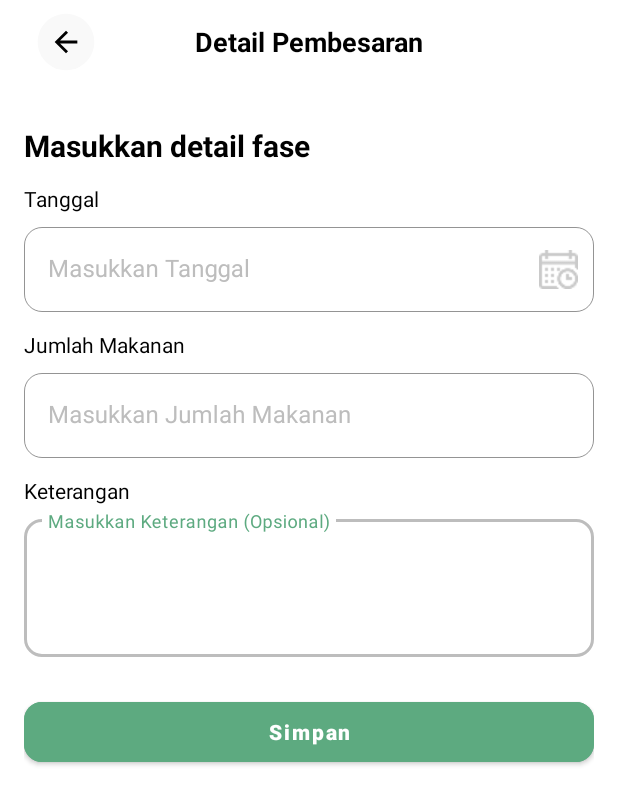
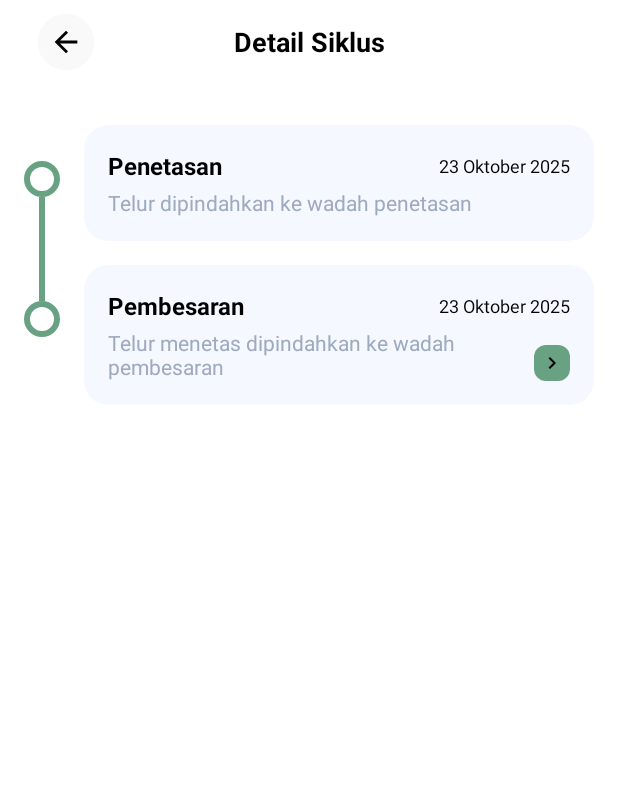
Before and after one commit to Haikalimanf/WeGot, an Android app: the layout activity_detail_siklus.xml on its own in the app's theme, with its tools: preview values and no code run, on a phone screen of 412 x 824 dp. Shown: the top 805 px of the screen. Run offline under Robolectric (Android 15) with nearby library versions, the phone set to English and light mode, and no system bars.

Commit message:
feat: add timeline view to detail siklus and create tambah riwayat screen

```diff
--- a/app/build.gradle.kts
+++ b/app/build.gradle.kts
@@ -54,8 +54,9 @@ dependencies {
     //SplashScreen
     implementation(libs.androidx.core.splashscreen)
 
-    //material (ui)
-    implementation("com.google.android.material:material:1.13.0")
+    //TimeLineView
+    implementation(libs.timelineview)
+
 
     implementation(libs.androidx.legacy.support.v4)
     implementation(libs.androidx.fragment.ktx)
--- a/app/src/main/java/com/codelabs/wegot/ui/prediksi/tambah_fase/DetailSiklusActivity.kt
+++ b/app/src/main/java/com/codelabs/wegot/ui/prediksi/tambah_fase/TambahFaseActivity.kt
@@ -7,11 +7,11 @@ import androidx.core.view.ViewCompat
 import androidx.core.view.WindowInsetsCompat
 import com.codelabs.wegot.R
 
-class DetailSiklusActivity : AppCompatActivity() {
+class TambahFaseActivity : AppCompatActivity() {
     override fun onCreate(savedInstanceState: Bundle?) {
         super.onCreate(savedInstanceState)
         enableEdgeToEdge()
-        setContentView(R.layout.activity_detail_siklus)
+        setContentView(R.layout.activity_tambah_fase)
         ViewCompat.setOnApplyWindowInsetsListener(findViewById(R.id.main)) { v, insets ->
             val systemBars = insets.getInsets(WindowInsetsCompat.Type.systemBars())
             v.setPadding(systemBars.left, systemBars.top, systemBars.right, systemBars.bottom)
--- /dev/null
+++ b/app/src/main/res/drawable/ic_arrow_right.xml
@@ -0,0 +1,10 @@
+<vector xmlns:android="http://schemas.android.com/apk/res/android"
+    android:width="24dp"
+    android:height="24dp"
+    android:viewportWidth="24"
+    android:viewportHeight="24">
+
+    <path
+        android:fillColor="@color/black"
+        android:pathData="M8.59,16.59L10,18l6,-6 -6,-6 -1.41,1.41L13.17,12l-4.58,4.59z" />
+</vector>
--- /dev/null
+++ b/app/src/main/res/drawable/rounded_rectangle_bg.xml
@@ -0,0 +1,5 @@
+<?xml version="1.0" encoding="utf-8"?>
+<shape xmlns:android="http://schemas.android.com/apk/res/android"
+    android:shape="rectangle">
+    <solid android:color="#69A283" />
+    <corners android:radius="8dp" /> </shape>
--- /dev/null
+++ b/app/src/main/res/drawable/timeline_circle_connector.xml
@@ -0,0 +1,11 @@
+<?xml version="1.0" encoding="utf-8"?>
+<shape xmlns:android="http://schemas.android.com/apk/res/android"
+    android:shape="oval">
+
+    <stroke
+        android:width="4dp"
+        android:color="#69A283" />
+
+    <solid android:color="@android:color/transparent" />
+
+</shape>
--- a/app/src/main/res/layout/activity_detail_siklus.xml
+++ b/app/src/main/res/layout/activity_detail_siklus.xml
@@ -1,20 +1,18 @@
 <?xml version="1.0" encoding="utf-8"?>
-<androidx.constraintlayout.widget.ConstraintLayout xmlns:android="http://schemas.android.com/apk/res/android"
+<androidx.constraintlayout.widget.ConstraintLayout
+    xmlns:android="http://schemas.android.com/apk/res/android"
     xmlns:app="http://schemas.android.com/apk/res-auto"
-    xmlns:tools="http://schemas.android.com/tools"
-    android:id="@+id/main"
     android:layout_width="match_parent"
     android:layout_height="match_parent"
     android:layout_marginStart="@dimen/dimen_margin_16"
-    android:layout_marginEnd="@dimen/dimen_margin_16"
-    tools:context=".ui.prediksi.tambah_fase.DetailSiklusActivity">
+    android:layout_marginEnd="@dimen/dimen_margin_16">
 
     <com.google.android.material.appbar.MaterialToolbar
         android:id="@+id/topAppBar"
         android:layout_width="match_parent"
         android:layout_height="wrap_content"
         app:navigationIcon="@drawable/ic_arrow_back"
-        app:title="Detail Pembesaran"
+        app:title="Detail Siklus"
         app:titleTextColor="@color/black"
         app:titleCentered="true"
         app:titleTextAppearance="@style/ToolbarTitleStyle"
@@ -22,147 +20,154 @@
         app:layout_constraintStart_toStartOf="parent"
         app:layout_constraintEnd_toEndOf="parent"/>
 
-    <androidx.appcompat.widget.AppCompatTextView
-        android:id="@+id/tvTitle"
-        android:layout_width="match_parent"
+
+    <com.google.android.material.card.MaterialCardView
+        android:id="@+id/card_penetasan"
+        android:layout_width="0dp"
         android:layout_height="wrap_content"
-        android:text="Masukkan detail fase"
-        android:textStyle="bold"
-        android:textColor="@color/black"
-        android:textSize="20sp"
+        android:layout_marginStart="16dp"
         android:layout_marginTop="27dp"
-        app:layout_constraintTop_toBottomOf="@id/topAppBar"
-        app:layout_constraintStart_toStartOf="parent"
-        app:layout_constraintEnd_toEndOf="parent"/>
+        app:cardCornerRadius="16dp"
+        app:cardElevation="0dp"
+        app:cardBackgroundColor="@color/gray_light"
+        app:layout_constraintEnd_toEndOf="parent"
+        app:layout_constraintStart_toEndOf="@id/circle_top"
+        app:layout_constraintTop_toBottomOf="@id/topAppBar">
 
-    <androidx.appcompat.widget.AppCompatTextView
-        android:id="@+id/tvTanggal"
-        android:layout_width="match_parent"
-        android:layout_height="wrap_content"
-        android:text="Tanggal"
-        android:textSize="14sp"
-        android:textColor="@color/black"
-        android:layout_marginTop="@dimen/dimen_margin_12"
-        app:layout_constraintTop_toBottomOf="@id/tvTitle"/>
-
-    <com.google.android.material.textfield.TextInputLayout
-        android:id="@+id/edtTanggalPembesaran"
-        android:layout_width="match_parent"
-        android:layout_height="wrap_content"
-        android:hint="Masukkan Tanggal"
-        android:layout_marginTop="4dp"
-        android:elevation="0dp"
-        style="@style/Widget.MaterialComponents.TextInputLayout.OutlinedBox"
-        app:boxCornerRadiusTopStart="12dp"
-        app:boxCornerRadiusTopEnd="12dp"
-        app:boxCornerRadiusBottomStart="12dp"
-        app:boxCornerRadiusBottomEnd="12dp"
-        app:boxStrokeColor="@color/gray"
-        android:textColorHint="@color/gray"
-        app:boxStrokeWidth="0.2dp"
-        app:endIconDrawable="@drawable/ic_calendar"
-        app:endIconMode="custom"
-        app:layout_constraintStart_toStartOf="parent"
-        app:layout_constraintEnd_toEndOf="parent"
-        app:layout_constraintTop_toBottomOf="@id/tvTanggal">
-
-        <com.google.android.material.textfield.TextInputEditText
-            android:id="@+id/inputTanggalPembesaran"
+        <androidx.constraintlayout.widget.ConstraintLayout
             android:layout_width="match_parent"
             android:layout_height="wrap_content"
-            android:focusable="false"
-            android:inputType="none" />
-    </com.google.android.material.textfield.TextInputLayout>
+            android:padding="@dimen/dimen_padding_16">
 
-    <androidx.appcompat.widget.AppCompatTextView
-        android:id="@+id/tvJumlahMakan"
-        android:layout_width="match_parent"
+            <TextView
+                android:id="@+id/title_penetasan"
+                android:layout_width="wrap_content"
+                android:layout_height="wrap_content"
+                android:text="Penetasan"
+                android:textColor="@color/black"
+                android:textSize="16sp"
+                android:textStyle="bold"
+                app:layout_constraintStart_toStartOf="parent"
+                app:layout_constraintTop_toTopOf="parent" />
+
+            <TextView
+                android:id="@+id/date_penetasan"
+                android:layout_width="wrap_content"
+                android:layout_height="wrap_content"
+                android:text="23 Oktober 2025"
+                android:textColor="@color/black"
+                android:textSize="12sp"
+                app:layout_constraintBottom_toBottomOf="@id/title_penetasan"
+                app:layout_constraintEnd_toEndOf="parent"
+                app:layout_constraintTop_toTopOf="@id/title_penetasan" />
+
+            <TextView
+                android:id="@+id/desc_penetasan"
+                android:layout_width="0dp"
+                android:layout_height="wrap_content"
+                android:layout_marginTop="4dp"
+                android:text="Telur dipindahkan ke wadah penetasan"
+                android:textColor="@color/gray_dark"
+                android:textSize="14sp"
+                app:layout_constraintEnd_toEndOf="parent"
+                app:layout_constraintStart_toStartOf="parent"
+                app:layout_constraintTop_toBottomOf="@id/title_penetasan" />
+
+        </androidx.constraintlayout.widget.ConstraintLayout>
+
+    </com.google.android.material.card.MaterialCardView>
+
+    <com.google.android.material.card.MaterialCardView
+        android:id="@+id/card_pembesaran"
+        android:layout_width="0dp"
         android:layout_height="wrap_content"
-        android:text="Jumlah Makanan"
-        android:textSize="14sp"
-        android:textColor="@color/black"
-        android:layout_marginTop="@dimen/dimen_margin_12"
-        app:layout_constraintTop_toBottomOf="@id/edtTanggalPembesaran"/>
+        android:layout_marginTop="16dp"
+        app:cardCornerRadius="16dp"
+        app:cardElevation="0dp"
+        app:cardBackgroundColor="@color/gray_light"
+        app:layout_constraintEnd_toEndOf="@id/card_penetasan"
+        app:layout_constraintStart_toStartOf="@id/card_penetasan"
+        app:layout_constraintTop_toBottomOf="@id/card_penetasan">
 
-    <com.google.android.material.textfield.TextInputLayout
-        android:id="@+id/edtJumlahTelur"
-        android:layout_width="match_parent"
-        android:layout_height="wrap_content"
-        android:hint="Masukkan Jumlah Makanan"
-        android:layout_marginTop="4dp"
-        android:elevation="0dp"
-        style="@style/Widget.MaterialComponents.TextInputLayout.OutlinedBox"
-        app:boxCornerRadiusTopStart="12dp"
-        app:boxCornerRadiusTopEnd="12dp"
-        app:boxCornerRadiusBottomStart="12dp"
-        app:boxCornerRadiusBottomEnd="12dp"
-        app:boxStrokeColor="@color/gray"
-        android:textColorHint="@color/gray"
-        app:boxStrokeWidth="0.2dp"
-        app:layout_constraintStart_toStartOf="parent"
-        app:layout_constraintEnd_toEndOf="parent"
-        app:layout_constraintTop_toBottomOf="@id/tvJumlahMakan">
-
-        <com.google.android.material.textfield.TextInputEditText
-            android:id="@+id/inputJumlahMakanan"
+        <androidx.constraintlayout.widget.ConstraintLayout
             android:layout_width="match_parent"
             android:layout_height="wrap_content"
-            android:focusable="false"
-            android:inputType="none" />
-    </com.google.android.material.textfield.TextInputLayout>
+            android:padding="@dimen/dimen_padding_16">
 
-    <androidx.appcompat.widget.AppCompatTextView
-        android:id="@+id/tvKeterangan"
-        android:layout_width="match_parent"
-        android:layout_height="wrap_content"
-        android:text="Keterangan"
-        android:textSize="14sp"
-        android:textColor="@color/black"
-        android:layout_marginTop="@dimen/dimen_margin_12"
-        app:layout_constraintTop_toBottomOf="@id/edtJumlahTelur"/>
+            <TextView
+                android:id="@+id/title_pembesaran"
+                android:layout_width="wrap_content"
+                android:layout_height="wrap_content"
+                android:text="Pembesaran"
+                android:textColor="@color/black"
+                android:textSize="16sp"
+                android:textStyle="bold"
+                app:layout_constraintStart_toStartOf="parent"
+                app:layout_constraintTop_toTopOf="parent" />
 
-    <com.google.android.material.textfield.TextInputLayout
-        android:id="@+id/edtKeterangan"
-        android:layout_width="match_parent"
-        android:layout_height="wrap_content"
-        android:hint="Masukkan Keterangan (Opsional)"
-        android:layout_marginTop="4dp"
-        android:elevation="0dp"
-        style="@style/Widget.MaterialComponents.TextInputLayout.OutlinedBox"
-        app:boxCornerRadiusTopStart="12dp"
-        app:boxCornerRadiusTopEnd="12dp"
-        app:boxCornerRadiusBottomStart="12dp"
-        app:boxCornerRadiusBottomEnd="12dp"
-        app:boxStrokeColor="@color/gray"
-        android:textColorHint="@color/gray"
-        app:boxStrokeWidth="0.2dp"
+            <TextView
+                android:id="@+id/date_pembesaran"
+                android:layout_width="wrap_content"
+                android:layout_height="wrap_content"
+                android:text="23 Oktober 2025"
+                android:textColor="@color/black"
+                android:textSize="12sp"
+                app:layout_constraintBottom_toBottomOf="@id/title_pembesaran"
+                app:layout_constraintEnd_toEndOf="parent"
+                app:layout_constraintTop_toTopOf="@id/title_pembesaran" />
+
+            <TextView
+                android:id="@+id/desc_pembesaran"
+                android:layout_width="0dp"
+                android:layout_height="wrap_content"
+                android:layout_marginTop="4dp"
+                android:text="Telur menetas dipindahkan ke wadah pembesaran"
+                android:textColor="@color/gray_dark"
+                android:textSize="14sp"
+                app:layout_constraintEnd_toStartOf="@id/arrow_icon"
+                app:layout_constraintStart_toStartOf="parent"
+                app:layout_constraintTop_toBottomOf="@id/title_pembesaran" />
+
+            <ImageView
+                android:id="@+id/arrow_icon"
+                android:layout_width="24dp"
+                android:layout_height="24dp"
+                android:background="@drawable/rounded_rectangle_bg"
+                android:src="@drawable/ic_arrow_right"
+                android:padding="4dp"
+                app:layout_constraintBottom_toBottomOf="parent"
+                app:layout_constraintEnd_toEndOf="parent" />
+
+        </androidx.constraintlayout.widget.ConstraintLayout>
+
+    </com.google.android.material.card.MaterialCardView>
+
+    <ImageView
+        android:id="@+id/circle_top"
+        android:layout_width="24dp"
+        android:layout_height="24dp"
+        android:layout_marginTop="24dp"
+        android:src="@drawable/timeline_circle_connector"
         app:layout_constraintStart_toStartOf="parent"
-        app:layout_constraintEnd_toEndOf="parent"
-        app:layout_constraintTop_toBottomOf="@id/tvKeterangan">
+        app:layout_constraintTop_toTopOf="@id/card_penetasan" />
 
-        <com.google.android.material.textfield.TextInputEditText
-            android:id="@+id/inputKeterangan"
-            android:layout_width="match_parent"
-            android:layout_height="92dp"
-            android:gravity="top|start"
-            android:inputType="textMultiLine"
-            android:minLines="4"
-            android:maxLines="6"
-            android:scrollbars="vertical"/>
-    </com.google.android.material.textfield.TextInputLayout>
+    <ImageView
+        android:id="@+id/circle_bottom"
+        android:layout_width="24dp"
+        android:layout_height="24dp"
+        android:layout_marginTop="24dp"
+        android:src="@drawable/timeline_circle_connector"
+        app:layout_constraintStart_toStartOf="@id/circle_top"
+        app:layout_constraintTop_toTopOf="@id/card_pembesaran" />
 
-    <com.google.android.material.button.MaterialButton
-        android:layout_width="match_parent"
-        android:layout_height="52dp"
-        android:layout_marginTop="@dimen/dimen_margin_24"
-        android:text="Simpan"
-        android:textAllCaps="false"
-        android:textStyle="bold"
-        android:backgroundTint="@color/primary"
-        android:textColor="@color/white"
-        app:cornerRadius="12dp"
-        app:layout_constraintTop_toBottomOf="@id/edtKeterangan"
-        app:layout_constraintStart_toStartOf="parent"
-        app:layout_constraintEnd_toEndOf="parent"/>
+    <View
+        android:id="@+id/line_connector"
+        android:layout_width="4dp"
+        android:layout_height="0dp"
+        android:background="#69A283"
+        app:layout_constraintBottom_toTopOf="@id/circle_bottom"
+        app:layout_constraintEnd_toEndOf="@id/circle_top"
+        app:layout_constraintStart_toStartOf="@id/circle_top"
+        app:layout_constraintTop_toBottomOf="@id/circle_top" />
 
 </androidx.constraintlayout.widget.ConstraintLayout>
--- a/app/src/main/res/values/colors.xml
+++ b/app/src/main/res/values/colors.xml
@@ -10,4 +10,7 @@
 
     <color name="primary">#5DAA80</color>
     <color name="gray">#BDBDBD</color>
+    <color name="gray_light">#F5F8FF</color>
+    <color name="gray_dark">#9DAABF</color>
+
 </resources>
--- a/gradle/libs.versions.toml
+++ b/gradle/libs.versions.toml
@@ -16,6 +16,7 @@ navigationUiKtx = "2.9.5"
 activity = "1.11.0"
 legacySupportV4 = "1.0.0"
 fragmentKtx = "1.5.6"
+timelineview = "1.2.2"
 
 [libraries]
 androidx-core-ktx = { group = "androidx.core", name = "core-ktx", version.ref = "coreKtx" }
@@ -33,6 +34,7 @@ androidx-navigation-ui-ktx = { group = "androidx.navigation", name = "navigation
 androidx-activity = { group = "androidx.activity", name = "activity", version.ref = "activity" }
 androidx-legacy-support-v4 = { group = "androidx.legacy", name = "legacy-support-v4", version.ref = "legacySupportV4" }
 androidx-fragment-ktx = { group = "androidx.fragment", name = "fragment-ktx", version.ref = "fragmentKtx" }
+timelineview = { module = "com.github.vipulasri:timelineview", version.ref = "timelineview" }
 
 [plugins]
 android-application = { id = "com.android.application", version.ref = "agp" }
```
Also changed, not shown: app/src/main/AndroidManifest.xml (+7 -1 lines), app/src/main/java/com/codelabs/wegot/ui/pencatatan_history/tambah_riwayat/TambahRiwayatActivity.kt (added, +21 -0 lines), app/src/main/java/com/codelabs/wegot/ui/prediksi/detail_siklus/DetailSiklusActivity.kt (added, +21 -0 lines), app/src/main/res/layout/activity_tambah_fase.xml (added, +168 -0 lines), app/src/main/res/layout/activity_tambah_riwayat.xml (added, +168 -0 lines).
